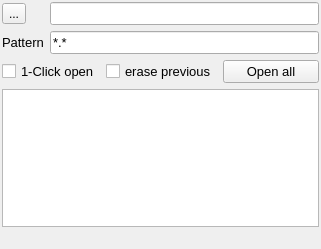
This is plugins/Monitor/Monitor.ui in NeutrinoToolkit/Neutrino as Qt 5 draws it before an edit. The edited form follows.
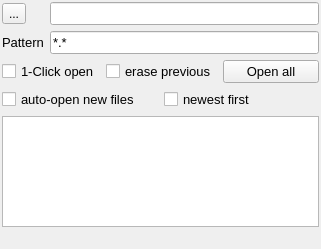
This is the edited form. Icons and pictures are not drawn.

Commit message: fix directoty monitor operations

Patch:
```diff
--- a/plugins/Monitor/Monitor.ui
+++ b/plugins/Monitor/Monitor.ui
@@ -14,7 +14,7 @@
    <string>Monitor</string>
   </property>
   <widget class="QWidget" name="centralwidget">
-   <layout class="QGridLayout" name="gridLayout_2" rowstretch="0,0,1">
+   <layout class="QGridLayout" name="gridLayout_2" rowstretch="0,0,0,1">
     <property name="leftMargin">
      <number>2</number>
     </property>
@@ -27,7 +27,7 @@
     <property name="bottomMargin">
      <number>2</number>
     </property>
-    <item row="2" column="0">
+    <item row="3" column="0">
      <widget class="QListView" name="listView">
       <property name="font">
        <font>
@@ -182,6 +182,60 @@
       </layout>
      </widget>
     </item>
+    <item row="2" column="0">
+     <widget class="QWidget" name="widget_3" native="true">
+      <layout class="QHBoxLayout" name="horizontalLayout_2">
+       <property name="leftMargin">
+        <number>0</number>
+       </property>
+       <property name="topMargin">
+        <number>0</number>
+       </property>
+       <property name="rightMargin">
+        <number>0</number>
+       </property>
+       <property name="bottomMargin">
+        <number>0</number>
+       </property>
+       <item>
+        <widget class="QCheckBox" name="autoOpen">
+         <property name="font">
+          <font>
+           <pointsize>10</pointsize>
+          </font>
+         </property>
+         <property name="toolTip">
+          <string>Open the new files matching the pattern as soon as they are written in the directory</string>
+         </property>
+         <property name="text">
+          <string>auto-open new files</string>
+         </property>
+         <property name="neutrinoSave" stdset="0">
+          <bool>true</bool>
+         </property>
+        </widget>
+       </item>
+       <item>
+        <widget class="QCheckBox" name="newestFirst">
+         <property name="font">
+          <font>
+           <pointsize>10</pointsize>
+          </font>
+         </property>
+         <property name="toolTip">
+          <string>Sort the files by modification date, newest first (otherwise by name)</string>
+         </property>
+         <property name="text">
+          <string>newest first</string>
+         </property>
+         <property name="neutrinoSave" stdset="0">
+          <bool>true</bool>
+         </property>
+        </widget>
+       </item>
+      </layout>
+     </widget>
+    </item>
    </layout>
   </widget>
   <widget class="QStatusBar" name="statusbar">
```
The commit also changes 2 other files.
